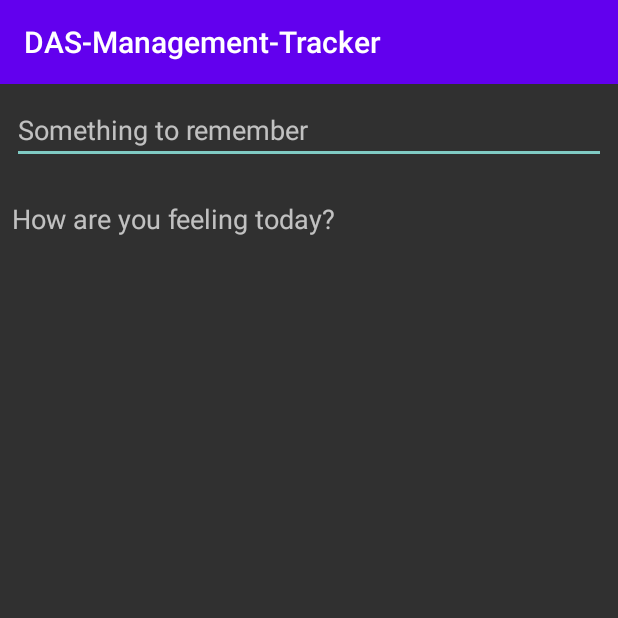
After one commit to sjdobesh/moodpins, an Android app: the AddNote screen opened directly, with no data from a screen before it, on a phone screen of 412 x 824 dp, the top half of it. The commit adds this screen. Run offline under Robolectric (Android 15) with nearby library versions, the phone set to English and light mode, and no system bars; Roboto replaces fonts that are not available here.

Commit message:
base diary entry

```diff
--- /dev/null
+++ b/app/src/main/java/edu/wwu/csci412/das_management_tracker/AddNote.java
@@ -0,0 +1,24 @@
+package edu.wwu.csci412.das_management_tracker;
+
+import androidx.appcompat.app.AppCompatActivity;
+import androidx.appcompat.widget.Toolbar;
+
+import android.os.Bundle;
+import android.widget.EditText;
+
+public class AddNote extends AppCompatActivity {
+    Toolbar toolbar;
+    EditText title;
+    EditText entry;
+    @Override
+    protected void onCreate(Bundle savedInstanceState) {
+        super.onCreate(savedInstanceState);
+        setContentView(R.layout.activity_add_entry);
+
+        toolbar = findViewById(R.id.toolbar);
+        setSupportActionBar(toolbar);
+
+        title = findViewById(R.id.diaryTitle);
+        entry = findViewById(R.id.entry);
+    }
+}
--- /dev/null
+++ b/app/src/main/res/layout/activity_add_entry.xml
@@ -0,0 +1,53 @@
+<?xml version="1.0" encoding="utf-8"?>
+<androidx.constraintlayout.widget.ConstraintLayout xmlns:android="http://schemas.android.com/apk/res/android"
+    xmlns:app="http://schemas.android.com/apk/res-auto"
+    xmlns:tools="http://schemas.android.com/tools"
+    android:layout_width="match_parent"
+    android:layout_height="match_parent"
+    tools:context=".AddNote">
+
+    <androidx.appcompat.widget.Toolbar
+        android:id="@+id/toolbar"
+        android:layout_width="match_parent"
+        android:layout_height="?android:attr/actionBarSize"
+        app:layout_constraintEnd_toEndOf="parent"
+        app:layout_constraintStart_toStartOf="parent"
+        app:layout_constraintTop_toTopOf="parent"
+        android:background="@color/design_default_color_primary"></androidx.appcompat.widget.Toolbar>
+
+    <EditText
+        android:id="@+id/diaryTitle"
+        android:layout_width="0dp"
+        android:layout_height="wrap_content"
+        android:layout_marginStart="8dp"
+        android:layout_marginLeft="8dp"
+        android:layout_marginTop="8dp"
+        android:layout_marginEnd="8dp"
+        android:layout_marginRight="8dp"
+        android:hint="Something to remember"
+        android:inputType="textPersonName"
+        app:layout_constraintEnd_toEndOf="parent"
+        app:layout_constraintStart_toStartOf="parent"
+        app:layout_constraintTop_toBottomOf="@+id/toolbar" />
+
+    <EditText
+        android:id="@+id/entry"
+        android:layout_width="0dp"
+        android:layout_height="0dp"
+        android:layout_marginStart="8dp"
+        android:layout_marginLeft="8dp"
+        android:layout_marginTop="24dp"
+        android:layout_marginEnd="8dp"
+        android:layout_marginRight="8dp"
+        android:layout_marginBottom="24dp"
+        android:background="@null"
+        android:ems="10"
+        android:gravity="start|top"
+        android:hint="How are you feeling today?"
+        android:inputType="textMultiLine"
+        app:layout_constraintBottom_toBottomOf="parent"
+        app:layout_constraintEnd_toEndOf="parent"
+        app:layout_constraintStart_toStartOf="parent"
+        app:layout_constraintTop_toBottomOf="@+id/diaryTitle" />
+
+</androidx.constraintlayout.widget.ConstraintLayout>
```
Also changed, not shown: app/src/main/AndroidManifest.xml (+6 -5 lines), app/src/main/java/edu/wwu/csci412/das_management_tracker/Entry.java (added, +60 -0 lines), app/src/main/java/edu/wwu/csci412/das_management_tracker/ReflectionActivity.java (+16 -0 lines), app/src/main/res/layout/activity_reflection.xml (+18 -9 lines), app/src/main/res/menu/add_menu.xml (added, +10 -0 lines).
